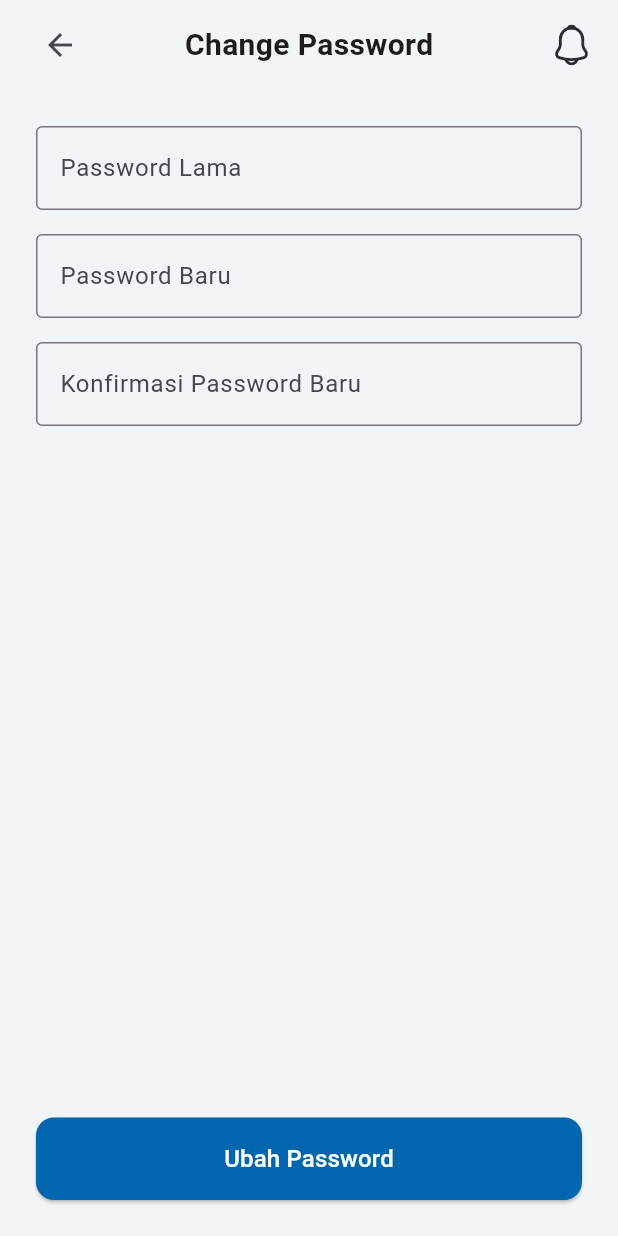
After one commit to fridoustin/pantauApp, a Flutter app: the ChangePasswordScreen screen opened by its route, on a phone screen of 412 x 824 dp. The commit adds this screen. Run offline on Flutter 3.47's test engine with Material 3 defaults, Android fonts, the phone set to English and light mode, and no system bars; our stand-ins replace firebase_core, firebase_messaging, fl_chart, flutter_dotenv, flutter_riverpod, flutter_slidable and 6 more; accounts and stored records are empty; generated files the repository leaves out were written again.

Commit message:
feat: make change password screen to allow user change their password

```diff
--- a/lib/core/route/route.dart
+++ b/lib/core/route/route.dart
@@ -4,6 +4,7 @@ import 'package:pantau_app/features/calendar/presentation/screens/calendar_scree
 import 'package:pantau_app/features/create_work_order/presentation/screens/create_work_order_screen.dart';
 import 'package:pantau_app/features/home/presentation/screens/home_screen.dart';
 import 'package:pantau_app/features/notification/presentation/screens/notification_screen.dart';
+import 'package:pantau_app/features/profile/presentation/screens/change_password_screen.dart';
 import 'package:pantau_app/features/profile/presentation/screens/edit_profile_screen.dart';
 import 'package:pantau_app/features/profile/presentation/screens/profile_screen.dart';
 import 'package:pantau_app/features/report/presentation/screen/report_screen.dart';
@@ -29,6 +30,8 @@ Route<dynamic> routeGenerators(RouteSettings settings) {
       return _buildPageRoute(const NotificationScreen());
     case EditProfileScreen.route :
       return _buildPageRoute(const EditProfileScreen());
+    case ChangePasswordScreen.route :
+      return _buildPageRoute(const ChangePasswordScreen());
     case CreateWorkOrderScreen.route :
       return _buildPageRoute(const CreateWorkOrderScreen());
     case WorkOrderDetailScreen.route :
--- a/lib/features/profile/data/repositories/profile_repository_impl.dart
+++ b/lib/features/profile/data/repositories/profile_repository_impl.dart
@@ -57,4 +57,30 @@ class ProfileRepositoryImpl implements ProfileRepository {
       rethrow;
     }
   }
+
+  @override
+  Future<void> changePassword({
+    required String currentPassword,
+    required String newPassword,
+  }) async {
+    final user = client.auth.currentUser;
+    if (user == null) throw Exception('User belum login');
+
+    // Verifikasi dengan login ulang
+    final authRes = await client.auth.signInWithPassword(
+      email: user.email!,
+      password: currentPassword,
+    );
+    if (authRes.session == null) {
+      throw Exception('Password lama salah');
+    }
+
+    // Update password
+    final updateRes = await client.auth.updateUser(
+      UserAttributes(password: newPassword),
+    );
+    if (updateRes.user == null) {
+      throw Exception('Gagal memperbarui password');
+    }
+  }
 }
--- a/lib/features/profile/domain/repositories/profile_repository.dart
+++ b/lib/features/profile/domain/repositories/profile_repository.dart
@@ -4,4 +4,8 @@ abstract class ProfileRepository {
   Future<Map<String, dynamic>?> getTechnicianProfile(String email);
   Future<void> updateTechnicianProfile(String email, String name, String photoUrl);
   Future<String> uploadProfilePicture(String userId, File image);
+  Future<void> changePassword({
+    required String currentPassword,
+    required String newPassword,
+  });
 }
--- /dev/null
+++ b/lib/features/profile/presentation/screens/change_password_screen.dart
@@ -0,0 +1,104 @@
+import 'package:flutter/material.dart';
+import 'package:flutter_riverpod/flutter_riverpod.dart';
+import 'package:pantau_app/common/widgets/custom_app_bar.dart';
+import 'package:pantau_app/core/constant/colors.dart';
+import 'package:pantau_app/features/profile/presentation/viewmodels/change_password_viewmodel.dart';
+
+class ChangePasswordScreen extends ConsumerWidget {
+  static const route = '/changepassword';
+
+  const ChangePasswordScreen({super.key});
+
+  @override
+  Widget build(BuildContext context, WidgetRef ref) {
+    final vm = ref.watch(changePwdVMProvider);
+    final ctrl = ref.read(changePwdVMProvider.notifier);
+
+    return Scaffold(
+      appBar: const CustomAppBar(title: 'Change Password', showBackButton: true),
+      backgroundColor: AppColors.backgroundColor,
+      body: Padding(
+        padding: const EdgeInsets.all(24),
+        child: Column(
+          children: [
+            TextField(
+              obscureText: true,
+              decoration: const InputDecoration(
+                labelText: 'Password Lama',
+                border: OutlineInputBorder(),
+              ),
+              onChanged: ctrl.setCurrentPwd,
+            ),
+            const SizedBox(height: 16),
+            TextField(
+              obscureText: true,
+              decoration: const InputDecoration(
+                labelText: 'Password Baru',
+                border: OutlineInputBorder(),
+              ),
+              onChanged: ctrl.setNewPwd,
+            ),
+            const SizedBox(height: 16),
+            TextField(
+              obscureText: true,
+              decoration: const InputDecoration(
+                labelText: 'Konfirmasi Password Baru',
+                border: OutlineInputBorder(),
+              ),
+              onChanged: ctrl.setConfirmPwd,
+            ),
+            if (vm.error != null) ...[
+              const SizedBox(height: 16),
+              Text(vm.error!, style: const TextStyle(color: Colors.red)),
+            ],
+            const Spacer(),
+            SizedBox(
+              width: double.infinity,
+              child: ElevatedButton(
+                style: ElevatedButton.styleFrom(
+                  backgroundColor: AppColors.primaryColor,
+                  padding: const EdgeInsets.symmetric(vertical: 16),
+                  shape: RoundedRectangleBorder(
+                    borderRadius: BorderRadius.circular(12),
+                  ),
+                ),
+                onPressed: vm.isLoading
+                    ? null
+                    : () async {
+                        final ok = await ctrl.submit();
+                        if (ok && context.mounted) {
+                          // 2) tampilkan pop-up sukses:
+                          await showDialog(
+                            context: context,
+                            builder: (_) => AlertDialog(
+                              backgroundColor: AppColors.backgroundColor,
+                              title: const Text('Berhasil'),
+                              content: const Text('Password berhasil diubah'),
+                              actions: [
+                                TextButton(
+                                  onPressed: () {
+                                    Navigator.of(context)
+                                        .pop(); // close dialog
+                                  },
+                                  child: const Text('OK', style: TextStyle(color: Colors.black),),
+                                ),
+                              ],
+                            ),
+                          );
+                          // setelah dialog ditutup, kembali ke screen sebelumnya
+                          // ignore: use_build_context_synchronously
+                          Navigator.of(context).pop();
+                        }
+                      },
+                child: vm.isLoading
+                    ? const CircularProgressIndicator(color: Colors.white)
+                    : const Text('Ubah Password',style:
+                            TextStyle(fontSize: 16, color: Colors.white)),
+              ),
+            ),
+          ],
+        ),
+      ),
+    );
+  }
+}
--- a/lib/features/profile/presentation/screens/profile_screen.dart
+++ b/lib/features/profile/presentation/screens/profile_screen.dart
@@ -304,9 +304,10 @@ class _ProfileScreenState extends ConsumerState<ProfileScreen> {
                         },
                       ),
                       const Divider(),
-                      const ProfileOption(
+                      ProfileOption(
                         icon: 'assets/icons/lock.svg',
                         label: 'Change Password',
+                        onTap: () => Navigator.pushNamed(context, '/changepassword')
                       ),
                       const Divider(),
                       const ProfileOption(
```
Also changed, not shown: lib/features/profile/domain/usecases/change_password_usecase.dart (added, +16 -0 lines), lib/features/profile/presentation/viewmodels/change_password_viewmodel.dart (added, +81 -0 lines).
